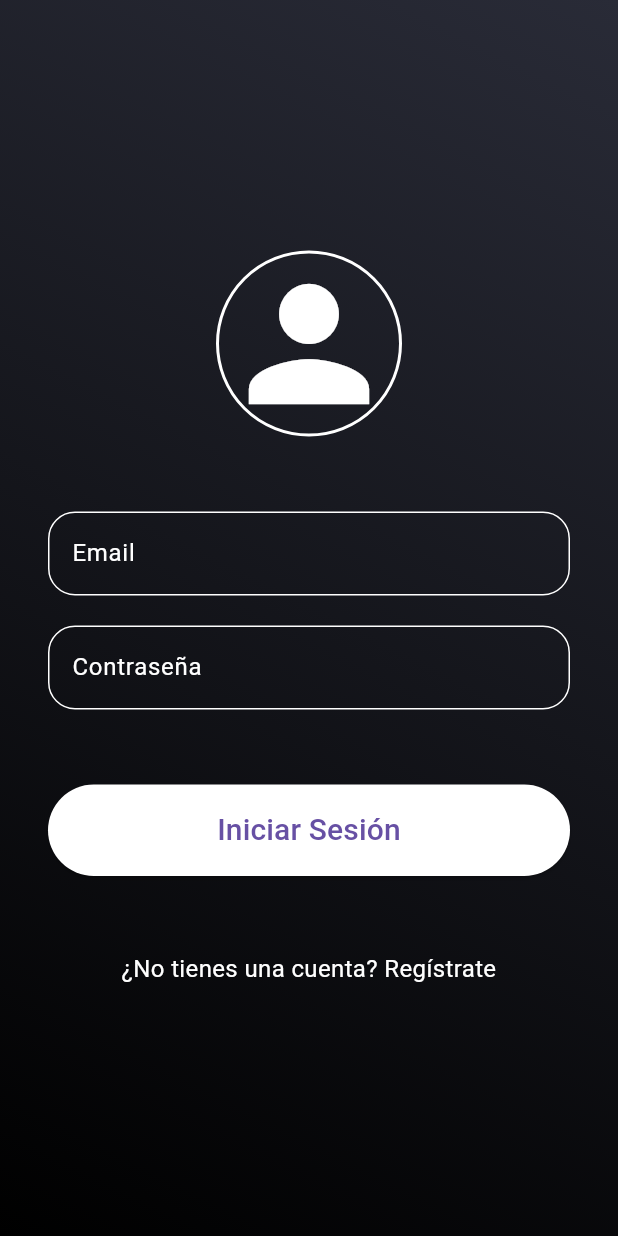
After one commit to IgnacioFelipe16/ADIMovieAppFlutter, a Flutter app: the LoginPage screen opened directly, on a phone screen of 412 x 824 dp. The commit adds this screen. Run offline on Flutter 3.47's test engine with Material 3 defaults, Android fonts, the light colour scheme and no system bars.

Commit message:
Creación de LoginPage

```diff
--- a/lib/main.dart
+++ b/lib/main.dart
@@ -1,6 +1,7 @@
 import 'package:flutter/material.dart';
 import 'package:flutter/services.dart';
 import 'package:movie_app/pages/HomePage.dart';
+import 'package:movie_app/pages/LoginPage.dart';
 
 void main(){
   runApp(MyApp());
--- /dev/null
+++ b/lib/pages/LoginPage.dart
@@ -0,0 +1,114 @@
+import 'package:flutter/material.dart';
+import 'package:flutter/widgets.dart';
+
+class LoginPage extends StatefulWidget {
+  @override
+  State<LoginPage> createState() => _LoginPageState();
+}
+
+class _LoginPageState extends State<LoginPage> {
+  TextEditingController emailController=TextEditingController();
+  TextEditingController passwordController=TextEditingController();
+
+  @override
+  Widget build(BuildContext context) {
+    return Container(
+      decoration: const BoxDecoration(
+        gradient: LinearGradient(
+          begin: Alignment.topRight,
+          end: Alignment.bottomLeft,
+          colors: [
+            Color(0xFF292B37),
+            Colors.black,
+          ],
+        ),
+      ),
+      child: Scaffold(
+        backgroundColor: Colors.transparent,
+        body: _page(),
+      ),
+    );
+  }
+
+  Widget _page(){
+    return Padding(
+      padding: const EdgeInsets.all(32.0),
+      child: Center(
+        child: Column(
+          mainAxisAlignment: MainAxisAlignment.center,
+          children: [
+            _icon(),
+            const SizedBox(height: 50),
+            _inputField("Email", emailController),
+            const SizedBox(height: 20),
+            _inputField("Contraseña", passwordController, isPassword: true),
+            const SizedBox(height: 50),
+            _loginBtn(),
+            const SizedBox(height: 50),
+            _extraText(),
+          ],
+        ),
+      ),
+    );
+  }
+
+  Widget _icon(){
+    return Container(
+      decoration: BoxDecoration(
+        border: Border.all(color: Colors.white, width: 2),
+        shape: BoxShape.circle),
+        child: const Icon(Icons.person, color: Colors.white, size: 120),
+    );
+  }
+
+  Widget _inputField(String hintText, TextEditingController controller,
+  {isPassword = false}){
+    var border = OutlineInputBorder(
+      borderRadius: BorderRadius.circular(18),
+      borderSide: const BorderSide(color: Colors.white)
+    );
+
+    return TextField(
+      style: const TextStyle(color: Colors.white),
+      controller: controller,
+      decoration: InputDecoration(
+        hintText: hintText,
+        hintStyle: const TextStyle(color: Colors.white),
+        enabledBorder: border,
+        focusedBorder: border,
+      ),
+      obscureText: isPassword,
+    );
+  }
+
+  Widget _loginBtn() {
+    return ElevatedButton(
+      onPressed: () {
+
+      },
+      child: const SizedBox(
+        width: double.infinity,
+        child: Text(
+          "Iniciar Sesión",
+          textAlign: TextAlign.center,
+          style: TextStyle(fontSize: 20),
+        )),
+        style: ElevatedButton.styleFrom(
+          shape: const StadiumBorder(),
+          backgroundColor: Colors.white,
+          padding: const EdgeInsets.symmetric(vertical: 16),
+        ),
+    );
+  }
+
+  Widget _extraText() {
+    return const Text(
+      "¿No tienes una cuenta? Regístrate",
+      textAlign: TextAlign.center,
+      style: TextStyle(
+        fontSize: 16,
+        color: Colors.white
+      ),
+    );
+  }
+}
```
